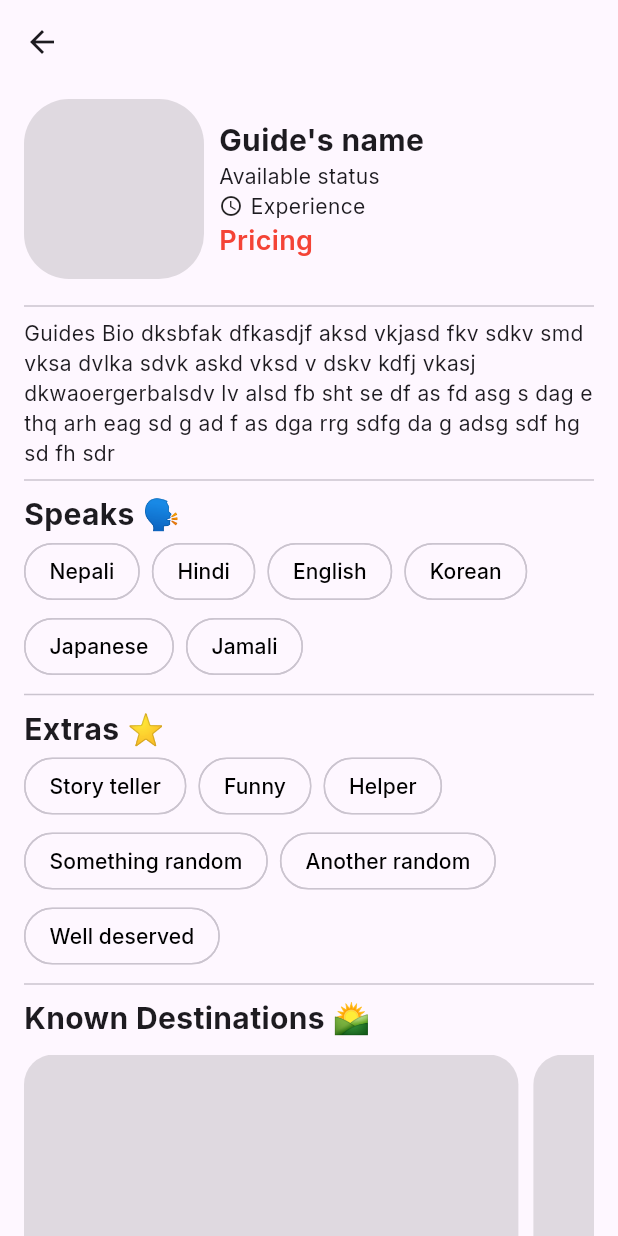
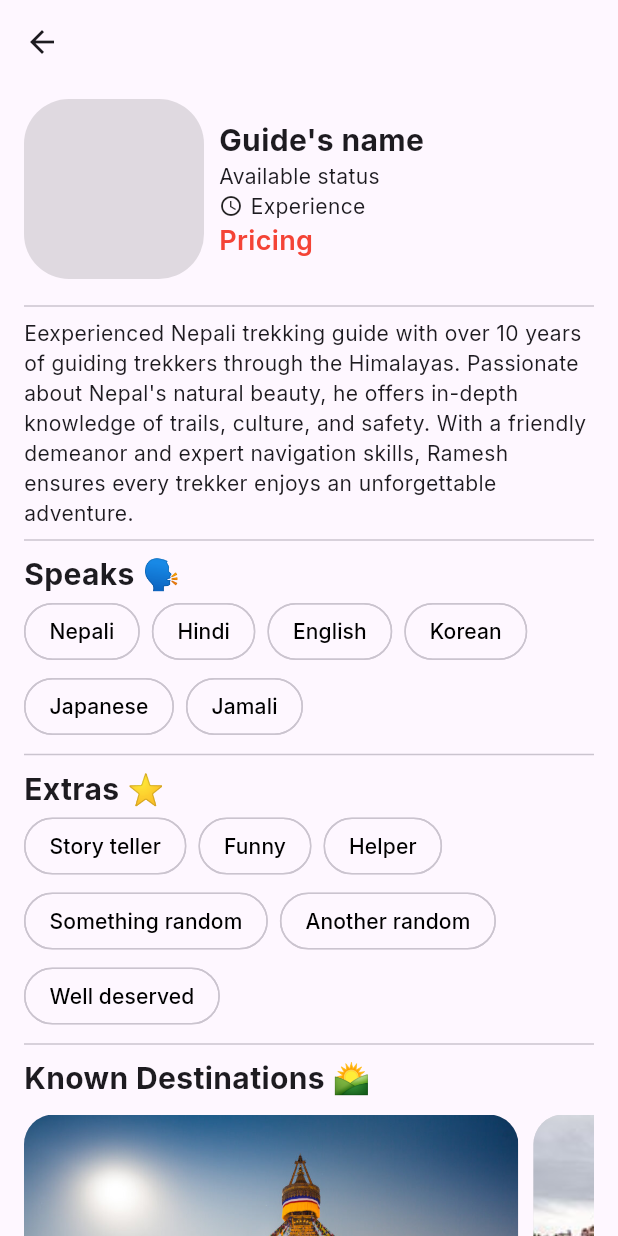
Before and after one commit to Nishan123/Saha-Yatri, a Flutter app: the GuidesProfile screen opened directly, on a phone screen of 412 x 824 dp. Run offline on Flutter 3.47's test engine with Material 3 defaults, Android fonts, the light colour scheme and no system bars; our stand-ins replace chips_choice_null_safety, cloud_firestore, firebase_auth, firebase_core, flutter_feather_icons, flutter_map and 5 more; accounts and stored records are empty; network calls fail.

Commit message:
almity push

```diff
--- a/lib/views/screens/guides_profile.dart
+++ b/lib/views/screens/guides_profile.dart
@@ -62,7 +62,7 @@ class GuidesProfile extends StatelessWidget {
                 ),
                 const Divider(),
                 Text(
-                  "Guides Bio dksbfak dfkasdjf aksd vkjasd fkv sdkv smd vksa dvlka sdvk askd vksd v dskv kdfj vkasj dkwaoergerbalsdv lv alsd fb sht se df as fd asg s dag e thq arh eag sd g ad f as dga rrg sdfg da g adsg sdf hg sd fh sdr",
+                  "Eexperienced Nepali trekking guide with over 10 years of guiding trekkers through the Himalayas. Passionate about Nepal's natural beauty, he offers in-depth knowledge of trails, culture, and safety. With a friendly demeanor and expert navigation skills, Ramesh ensures every trekker enjoys an unforgettable adventure.",
                   style: Theme.of(context).textTheme.bodyMedium,
                 ),
                 const Divider(),
@@ -96,12 +96,23 @@ class GuidesProfile extends StatelessWidget {
                 const SizedBox(
                   height: 10,
                 ),
-                SingleChildScrollView(
+                const SingleChildScrollView(
                   scrollDirection: Axis.horizontal,
                   child: Row(
-                    children: List.generate(10, (index) {
-                      return const KnownDestinations();
-                    }),
+                    children: [
+                      KnownDestinations(
+                        image: 'assets/god.jpg',
+                        name: 'Boudhanath Stupa',
+                      ),
+                      KnownDestinations(
+                        image: 'assets/temple.jpg',
+                        name: 'Pashupatinath temple',
+                      ),
+                      KnownDestinations(
+                        image: 'assets/garden.jpg',
+                        name: 'Godawari garden',
+                      ),
+                    ],
                   ),
                 ),
                 const SizedBox(
--- a/lib/views/screens/profile_screen.dart
+++ b/lib/views/screens/profile_screen.dart
@@ -126,8 +126,7 @@ class _ProfileScreenState extends State<ProfileScreen> {
                       ),
                     ),
                     child: ClipRRect(
-                      borderRadius:
-                          BorderRadius.circular(12), // Apply border radius here
+                      borderRadius: BorderRadius.circular(100),
                       child: Image.asset(
                         "assets/bishal.jpg",
                         fit: BoxFit.cover,
--- a/lib/views/widgets/known_destinations.dart
+++ b/lib/views/widgets/known_destinations.dart
@@ -1,7 +1,13 @@
 import 'package:flutter/material.dart';
 
 class KnownDestinations extends StatelessWidget {
-  const KnownDestinations({super.key});
+  final String image;
+  final String name;
+  const KnownDestinations({
+    super.key,
+    required this.image,
+    required this.name,
+  });
 
   @override
   Widget build(BuildContext context) {
@@ -11,17 +17,22 @@ class KnownDestinations extends StatelessWidget {
         crossAxisAlignment: CrossAxisAlignment.start,
         children: [
           Container(
-
             height: 240,
-
             width: MediaQuery.of(context).size.width * 0.8,
             decoration: BoxDecoration(
               color: Colors.black12,
               borderRadius: BorderRadius.circular(20),
             ),
+            child: ClipRRect(
+              borderRadius: BorderRadius.circular(20),
+              child: Image.asset(
+                image,
+                fit: BoxFit.cover,
+              ),
+            ),
           ),
-          const Text(
-            "Destination name",
+          Text(
+            name,
             style: TextStyle(fontSize: 16, fontWeight: FontWeight.bold),
           )
         ],
```
Also changed, not shown: assets/garden.jpg (renamed from assets/godavari-FILEminimizer.jpg), assets/god.jpg (renamed from assets/Boudhanath_121127-087.jpg), assets/temple.jpg (renamed from assets/Pashupatinath_Temple-2020.jpg).
